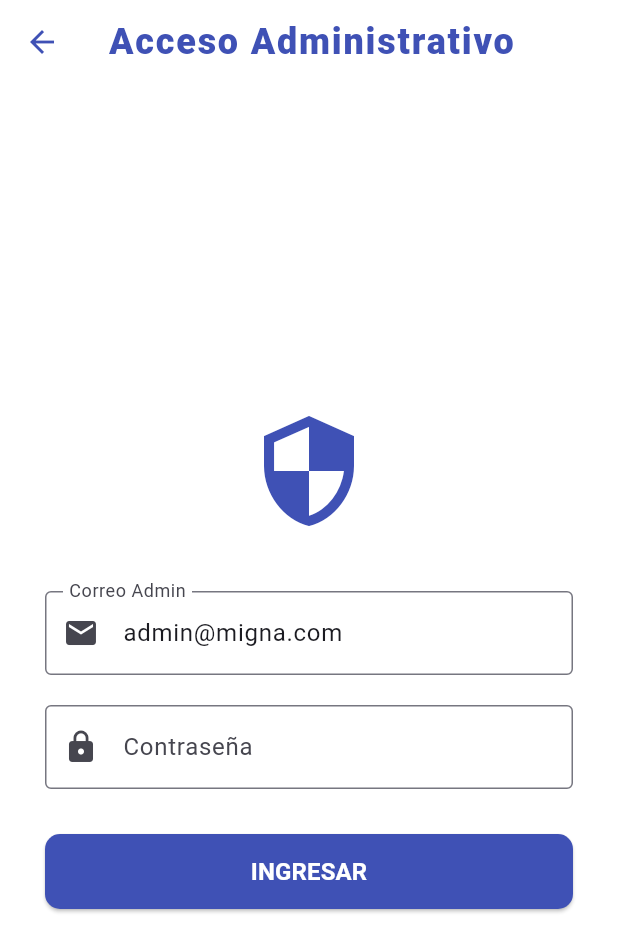
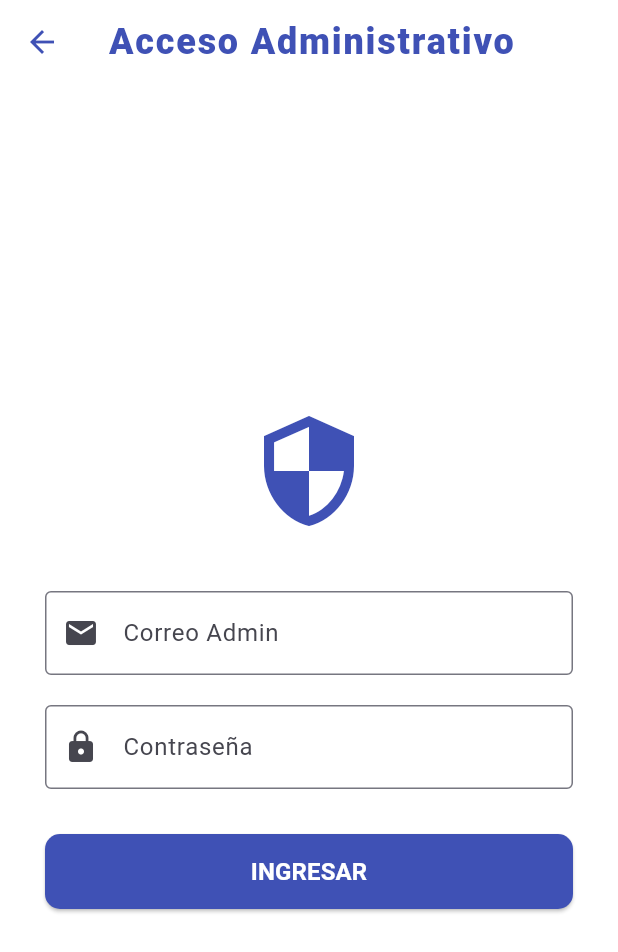
Before and after one commit to robmendoza-dev/migna_store, a Flutter app: the LoginScreen screen opened directly, on a phone screen of 412 x 824 dp. Shown: the top 952 px of the screen. Run offline on Flutter 3.47's test engine with Material 3 defaults, Android fonts, the light colour scheme and no system bars; our stand-ins replace cloud_firestore, firebase_auth, firebase_core, image_picker; accounts and stored records are empty.

Commit message:
Correccion de Seguridad de Login

```diff
--- a/lib/screens/login_screen.dart
+++ b/lib/screens/login_screen.dart
@@ -11,7 +11,7 @@ class LoginScreen extends StatefulWidget {
 
 class _LoginScreenState extends State<LoginScreen> {
   // Controladores de texto con los datos predefinidos para facilitar pruebas
-  final TextEditingController _emailController = TextEditingController(text: "admin@migna.com");
+  final TextEditingController _emailController = TextEditingController();
   final TextEditingController _passController = TextEditingController();
 
   bool _isLoading = false;
```
Also changed, not shown: 1 other file.
